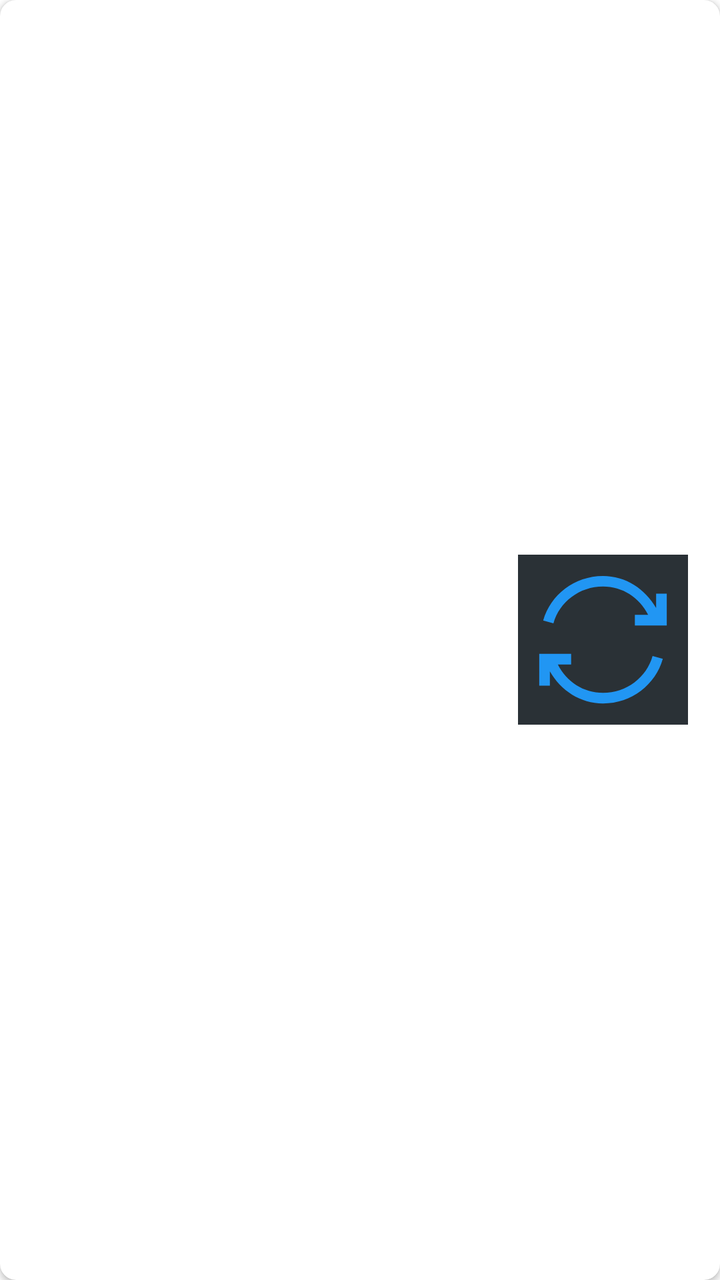
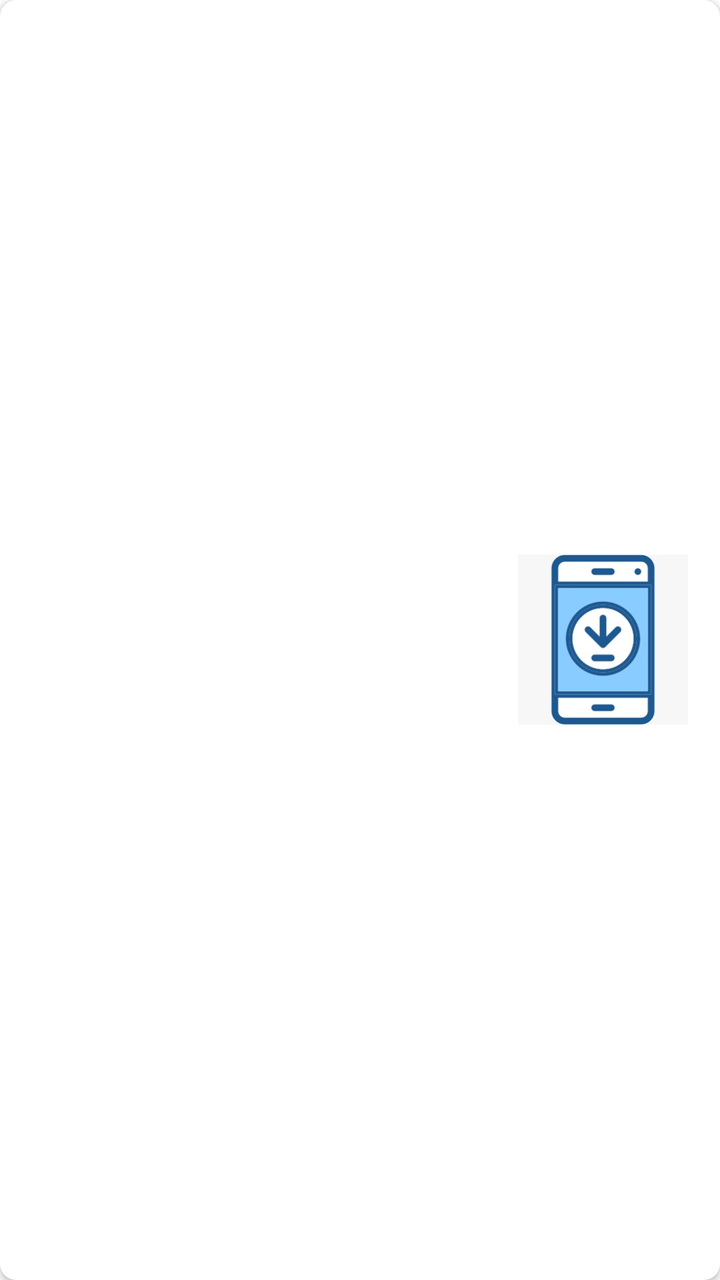

Before-and-after screenshots of an Android layout around one commit, followed by the original layout XML and the change that was made.
<!-- AndroidManifest.xml: application theme Theme.AliPafContacts -->
<!-- res/layout/item_account.xml -->
<?xml version="1.0" encoding="utf-8"?>
<com.google.android.material.card.MaterialCardView
    xmlns:android="http://schemas.android.com/apk/res/android"
    xmlns:app="http://schemas.android.com/apk/res-auto"
    android:layout_width="match_parent"
    android:layout_height="wrap_content"
    android:layout_marginBottom="8dp"
    app:cardElevation="2dp"
    app:cardCornerRadius="8dp">

    <LinearLayout
        android:layout_width="match_parent"
        android:layout_height="match_parent"
        android:gravity="center_vertical"
        android:orientation="horizontal"
        android:padding="16dp">

        <LinearLayout
            android:layout_width="0dp"
            android:layout_height="wrap_content"
            android:layout_weight="1"
            android:orientation="vertical">

            <TextView
                android:id="@+id/tv_account_name"
                android:layout_width="match_parent"
                android:layout_height="wrap_content"
                android:ellipsize="end"
                android:maxLines="1"
                android:textAppearance="?attr/textAppearanceSubtitle1"
                android:textSize="20sp" />

            <TextView
                android:id="@+id/tv_last_update"
                android:layout_width="match_parent"
                android:layout_height="wrap_content"
                android:layout_marginTop="4dp"
                android:textAppearance="@style/TextAppearance.AppCompat.Body2" />

            <com.google.android.material.progressindicator.LinearProgressIndicator
                android:id="@+id/sync_progress"
                android:layout_width="match_parent"
                android:layout_height="wrap_content"
                android:layout_marginTop="8dp"
                android:indeterminate="true"
                android:visibility="gone" />
        </LinearLayout>

        <ImageButton
            android:id="@+id/btn_sync"
            android:layout_width="85dp"
            android:layout_height="85dp"
            android:background="@color/material_dynamic_neutral_variant20"
            android:contentDescription="@string/main_sync_now"
            android:scaleType="fitCenter"
            android:src="@drawable/sync_now_black"
            app:tint="#2196F3" />

    </LinearLayout>
</com.google.android.material.card.MaterialCardView>
<!-- resources referenced by this layout -->
<resources>
  <!-- drawable sync_now_black (drawable) -->
  <vector xmlns:android="http://schemas.android.com/apk/res/android"
      android:width="512dp"
      android:height="512dp"
      android:viewportWidth="512"
      android:viewportHeight="512">
    <path
        android:pathData="M256,64C170.1,64 97.4,121.2 75.9,198.4L106.7,207C124.6,142.7 185.1,96 256,96C314.9,96 366.1,129.2 392,181.3L352,181.3L352,213.3L448,213.3L448,117.3L416,117.3L416,160.7C383.1,102.7 323.9,64 256,64Z"
        android:fillColor="#000000"/>
    <path
        android:pathData="M256,416C197.1,416 145.9,382.8 120,330.7L160,330.7L160,298.7L64,298.7L64,394.7L96,394.7L96,351.3C128.9,409.3 188.1,448 256,448C341.9,448 414.6,390.8 436.1,313.6L405.3,305C387.4,369.3 326.9,416 256,416Z"
        android:fillColor="#000000"/>
  </vector>
  <string name="main_sync_now">Sync now</string>
  <style name="Theme.AliPafContacts" parent="Theme.MaterialComponents.DayNight.NoActionBar">
          <item name="colorPrimary">@color/nextcloud_blue</item>
          <item name="colorPrimaryVariant">@color/nextcloud_blue_dark</item>
          <item name="colorOnPrimary">@android:color/white</item>
      </style>
  <color name="nextcloud_blue">#4dc3ff</color>
  <color name="nextcloud_blue_dark">#0099e6</color>
</resources>

<!-- the commit's change to res/layout/item_account.xml (unified diff, before → after) -->
@@ -53,8 +53,7 @@
             android:background="@color/material_dynamic_neutral_variant20"
             android:contentDescription="@string/main_sync_now"
             android:scaleType="fitCenter"
-            android:src="@drawable/sync_now_black"
-            app:tint="#2196F3" />
+            android:src="@drawable/syncbtn1" />
 
     </LinearLayout>
 </com.google.android.material.card.MaterialCardView>
<!-- resource entries referenced after the edit -->
@@ -1,18 +1,6 @@
 <!-- resources referenced by this layout -->
 <resources>
-  <!-- drawable sync_now_black (drawable) -->
-  <vector xmlns:android="http://schemas.android.com/apk/res/android"
-      android:width="512dp"
-      android:height="512dp"
-      android:viewportWidth="512"
-      android:viewportHeight="512">
-    <path
-        android:pathData="M256,64C170.1,64 97.4,121.2 75.9,198.4L106.7,207C124.6,142.7 185.1,96 256,96C314.9,96 366.1,129.2 392,181.3L352,181.3L352,213.3L448,213.3L448,117.3L416,117.3L416,160.7C383.1,102.7 323.9,64 256,64Z"
-        android:fillColor="#000000"/>
-    <path
-        android:pathData="M256,416C197.1,416 145.9,382.8 120,330.7L160,330.7L160,298.7L64,298.7L64,394.7L96,394.7L96,351.3C128.9,409.3 188.1,448 256,448C341.9,448 414.6,390.8 436.1,313.6L405.3,305C387.4,369.3 326.9,416 256,416Z"
-        android:fillColor="#000000"/>
-  </vector>
+  <!-- drawable syncbtn1: jpg bitmap (drawable, 12252 bytes) -->
   <string name="main_sync_now">Sync now</string>
   <style name="Theme.AliPafContacts" parent="Theme.MaterialComponents.DayNight.NoActionBar">
           <item name="colorPrimary">@color/nextcloud_blue</item>
